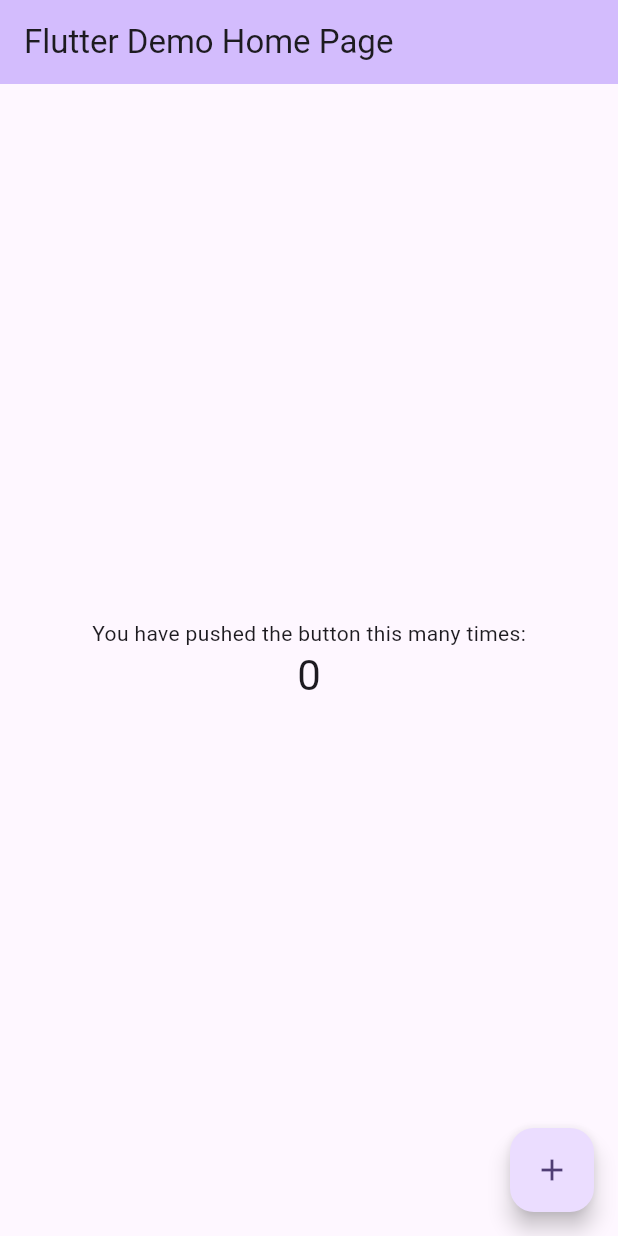
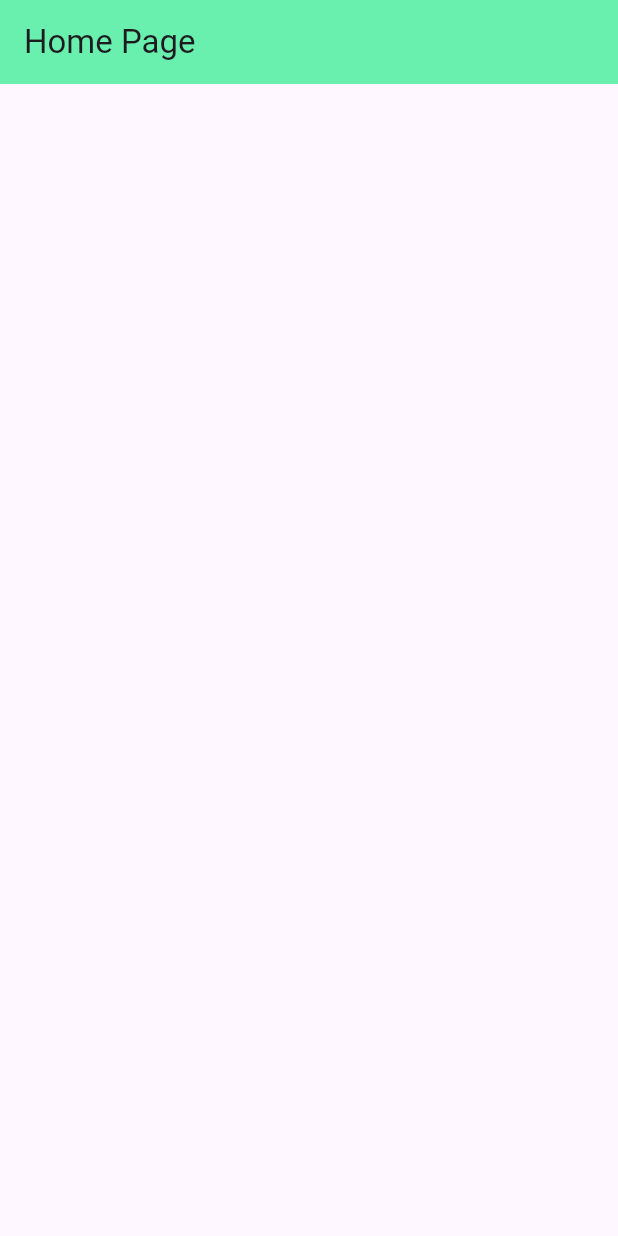
Before and after one commit to AlperenI/bootcamp_grup4, a Flutter app: the screen it shows after launch, on a phone screen of 412 x 824 dp. Run offline on Flutter 3.47's test engine with Material 3 defaults, Android fonts, the phone set to English and light mode, and no system bars.

Commit message:
başlangıç

```diff
--- /dev/null
+++ b/lib/homePage.dart
@@ -0,0 +1,20 @@
+import 'package:flutter/material.dart';
+
+class Homepage extends StatefulWidget {
+  const Homepage({super.key});
+
+  @override
+  State<Homepage> createState() => _HomepageState();
+}
+
+class _HomepageState extends State<Homepage> {
+  @override
+  Widget build(BuildContext context) {
+    return Scaffold(
+      appBar: AppBar(
+        title: Text("Home Page"),
+        backgroundColor: Colors.greenAccent,
+      ),
+    );
+  }
+}
--- a/lib/main.dart
+++ b/lib/main.dart
@@ -1,125 +1,17 @@
+import 'package:bootcamp_grup4/homePage.dart';
 import 'package:flutter/material.dart';
 
-void main() {
-  runApp(const MyApp());
+void main(){
+  runApp(MyApp());
 }
 
 class MyApp extends StatelessWidget {
   const MyApp({super.key});
 
-  // This widget is the root of your application.
   @override
   Widget build(BuildContext context) {
     return MaterialApp(
-      title: 'Flutter Demo',
-      theme: ThemeData(
-        // This is the theme of your application.
-        //
-        // TRY THIS: Try running your application with "flutter run". You'll see
-        // the application has a purple toolbar. Then, without quitting the app,
-        // try changing the seedColor in the colorScheme below to Colors.green
-        // and then invoke "hot reload" (save your changes or press the "hot
-        // reload" button in a Flutter-supported IDE, or press "r" if you used
-        // the command line to start the app).
-        //
-        // Notice that the counter didn't reset back to zero; the application
-        // state is not lost during the reload. To reset the state, use hot
-        // restart instead.
-        //
-        // This works for code too, not just values: Most code changes can be
-        // tested with just a hot reload.
-        colorScheme: ColorScheme.fromSeed(seedColor: Colors.deepPurple),
-        useMaterial3: true,
-      ),
-      home: const MyHomePage(title: 'Flutter Demo Home Page'),
+      home: Homepage(),
     );
   }
 }
-
-class MyHomePage extends StatefulWidget {
-  const MyHomePage({super.key, required this.title});
-
-  // This widget is the home page of your application. It is stateful, meaning
-  // that it has a State object (defined below) that contains fields that affect
-  // how it looks.
-
-  // This class is the configuration for the state. It holds the values (in this
-  // case the title) provided by the parent (in this case the App widget) and
-  // used by the build method of the State. Fields in a Widget subclass are
-  // always marked "final".
-
-  final String title;
-
-  @override
-  State<MyHomePage> createState() => _MyHomePageState();
-}
-
-class _MyHomePageState extends State<MyHomePage> {
-  int _counter = 0;
-
-  void _incrementCounter() {
-    setState(() {
-      // This call to setState tells the Flutter framework that something has
-      // changed in this State, which causes it to rerun the build method below
-      // so that the display can reflect the updated values. If we changed
-      // _counter without calling setState(), then the build method would not be
-      // called again, and so nothing would appear to happen.
-      _counter++;
-    });
-  }
-
-  @override
-  Widget build(BuildContext context) {
-    // This method is rerun every time setState is called, for instance as done
-    // by the _incrementCounter method above.
-    //
-    // The Flutter framework has been optimized to make rerunning build methods
-    // fast, so that you can just rebuild anything that needs updating rather
-    // than having to individually change instances of widgets.
-    return Scaffold(
-      appBar: AppBar(
-        // TRY THIS: Try changing the color here to a specific color (to
-        // Colors.amber, perhaps?) and trigger a hot reload to see the AppBar
-        // change color while the other colors stay the same.
-        backgroundColor: Theme.of(context).colorScheme.inversePrimary,
-        // Here we take the value from the MyHomePage object that was created by
-        // the App.build method, and use it to set our appbar title.
-        title: Text(widget.title),
-      ),
-      body: Center(
-        // Center is a layout widget. It takes a single child and positions it
-        // in the middle of the parent.
-        child: Column(
-          // Column is also a layout widget. It takes a list of children and
-          // arranges them vertically. By default, it sizes itself to fit its
-          // children horizontally, and tries to be as tall as its parent.
-          //
-          // Column has various properties to control how it sizes itself and
-          // how it positions its children. Here we use mainAxisAlignment to
-          // center the children vertically; the main axis here is the vertical
-          // axis because Columns are vertical (the cross axis would be
-          // horizontal).
-          //
-          // TRY THIS: Invoke "debug painting" (choose the "Toggle Debug Paint"
-          // action in the IDE, or press "p" in the console), to see the
-          // wireframe for each widget.
-          mainAxisAlignment: MainAxisAlignment.center,
-          children: <Widget>[
-            const Text(
-              'You have pushed the button this many times:',
-            ),
-            Text(
-              '$_counter',
-              style: Theme.of(context).textTheme.headlineMedium,
-            ),
-          ],
-        ),
-      ),
-      floatingActionButton: FloatingActionButton(
-        onPressed: _incrementCounter,
-        tooltip: 'Increment',
-        child: const Icon(Icons.add),
-      ), // This trailing comma makes auto-formatting nicer for build methods.
-    );
-  }
-}
```
